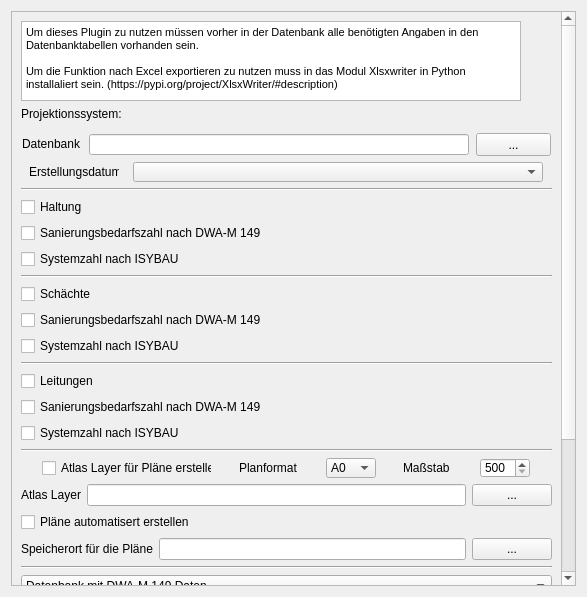
SonkeHoffmann/QKan-1, file qkan/sanierungsbedarfszahl/res/sanierungsbedarfszahl_dialog_base.ui: the form before one commit.
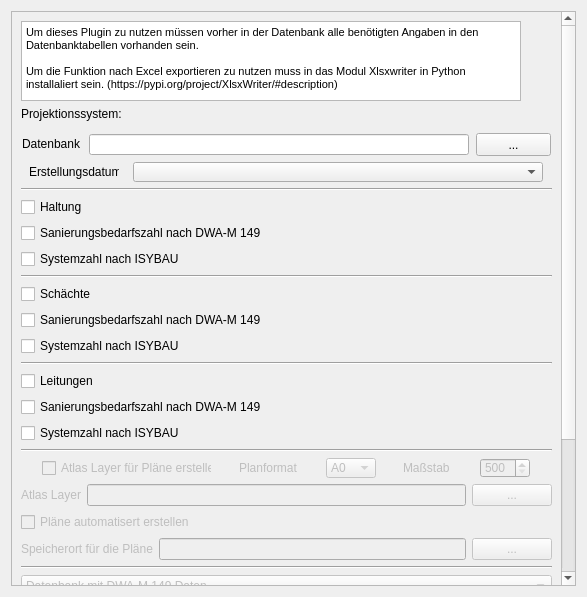
The form after the commit. Icons and pictures are not drawn. Custom widgets are drawn as their Qt base class.

Diff of the .ui file:
```diff
--- a/qkan/sanierungsbedarfszahl/res/sanierungsbedarfszahl_dialog_base.ui
+++ b/qkan/sanierungsbedarfszahl/res/sanierungsbedarfszahl_dialog_base.ui
@@ -27,7 +27,7 @@
       <property name="geometry">
        <rect>
         <x>0</x>
-        <y>0</y>
+        <y>-303</y>
         <width>553</width>
         <height>855</height>
        </rect>
@@ -274,6 +274,9 @@
         <layout class="QHBoxLayout" name="horizontalLayout">
          <item>
           <widget class="QCheckBox" name="checkBox_7">
+           <property name="enabled">
+            <bool>false</bool>
+           </property>
            <property name="minimumSize">
             <size>
              <width>170</width>
@@ -293,6 +296,9 @@
          </item>
          <item>
           <widget class="QLabel" name="label_5">
+           <property name="enabled">
+            <bool>false</bool>
+           </property>
            <property name="minimumSize">
             <size>
              <width>60</width>
@@ -312,6 +318,9 @@
          </item>
          <item>
           <widget class="QComboBox" name="comboBox_2">
+           <property name="enabled">
+            <bool>false</bool>
+           </property>
            <property name="minimumSize">
             <size>
              <width>50</width>
@@ -348,6 +357,9 @@
          </item>
          <item>
           <widget class="QLabel" name="label_4">
+           <property name="enabled">
+            <bool>false</bool>
+           </property>
            <property name="minimumSize">
             <size>
              <width>50</width>
@@ -367,6 +379,9 @@
          </item>
          <item>
           <widget class="QSpinBox" name="spinBox">
+           <property name="enabled">
+            <bool>false</bool>
+           </property>
            <property name="minimumSize">
             <size>
              <width>50</width>
@@ -396,6 +411,9 @@
         <layout class="QHBoxLayout" name="horizontalLayout_4">
          <item>
           <widget class="QLabel" name="label_6">
+           <property name="enabled">
+            <bool>false</bool>
+           </property>
            <property name="text">
             <string>Atlas Layer</string>
            </property>
@@ -403,6 +421,9 @@
          </item>
          <item>
           <widget class="QLineEdit" name="atlas">
+           <property name="enabled">
+            <bool>false</bool>
+           </property>
            <property name="text">
             <string/>
            </property>
@@ -410,6 +431,9 @@
          </item>
          <item>
           <widget class="QPushButton" name="pushButton_3">
+           <property name="enabled">
+            <bool>false</bool>
+           </property>
            <property name="text">
             <string>...</string>
            </property>
@@ -419,6 +443,9 @@
        </item>
        <item>
         <widget class="QCheckBox" name="checkBox_8">
+         <property name="enabled">
+          <bool>false</bool>
+         </property>
          <property name="text">
           <string>Pläne automatisert erstellen</string>
          </property>
@@ -428,6 +455,9 @@
         <layout class="QHBoxLayout" name="horizontalLayout_5">
          <item>
           <widget class="QLabel" name="label_3">
+           <property name="enabled">
+            <bool>false</bool>
+           </property>
            <property name="text">
             <string>Speicherort für die Pläne</string>
            </property>
@@ -435,6 +465,9 @@
          </item>
          <item>
           <widget class="QLineEdit" name="speicher">
+           <property name="enabled">
+            <bool>false</bool>
+           </property>
            <property name="text">
             <string/>
            </property>
@@ -442,6 +475,9 @@
          </item>
          <item>
           <widget class="QPushButton" name="pushButton_2">
+           <property name="enabled">
+            <bool>false</bool>
+           </property>
            <property name="text">
             <string>...</string>
            </property>
@@ -458,6 +494,9 @@
        </item>
        <item>
         <widget class="QComboBox" name="comboBox_4">
+         <property name="enabled">
+          <bool>false</bool>
+         </property>
          <item>
           <property name="text">
            <string>Datenbank mit DWA-M 149 Daten</string>
@@ -472,6 +511,9 @@
        </item>
        <item>
         <widget class="QCheckBox" name="checkBox_9">
+         <property name="enabled">
+          <bool>false</bool>
+         </property>
          <property name="text">
           <string>Haltungsdaten nach Excel exportieren</string>
          </property>
@@ -479,6 +521,9 @@
        </item>
        <item>
         <widget class="QCheckBox" name="checkBox_10">
+         <property name="enabled">
+          <bool>false</bool>
+         </property>
          <property name="text">
           <string>Schachtdaten nach Excel exportieren</string>
          </property>
@@ -486,6 +531,9 @@
        </item>
        <item>
         <widget class="QCheckBox" name="checkBox_11">
+         <property name="enabled">
+          <bool>false</bool>
+         </property>
          <property name="text">
           <string>Leitungsdaten nach Excel exportieren</string>
          </property>
@@ -493,6 +541,9 @@
        </item>
        <item>
         <widget class="QComboBox" name="comboBox_3">
+         <property name="enabled">
+          <bool>false</bool>
+         </property>
          <item>
           <property name="text">
            <string>Alle Daten in ein Excel Tabellenblatt</string>
@@ -509,6 +560,9 @@
         <layout class="QHBoxLayout" name="horizontalLayout_6">
          <item>
           <widget class="QLabel" name="label_7">
+           <property name="enabled">
+            <bool>false</bool>
+           </property>
            <property name="text">
             <string>Speicherort für die Excel-Dateien</string>
            </property>
@@ -516,6 +570,9 @@
          </item>
          <item>
           <widget class="QLineEdit" name="speicher2">
+           <property name="enabled">
+            <bool>false</bool>
+           </property>
            <property name="text">
             <string/>
            </property>
@@ -523,6 +580,9 @@
          </item>
          <item>
           <widget class="QPushButton" name="pushButton_4">
+           <property name="enabled">
+            <bool>false</bool>
+           </property>
            <property name="text">
             <string>...</string>
            </property>
```
